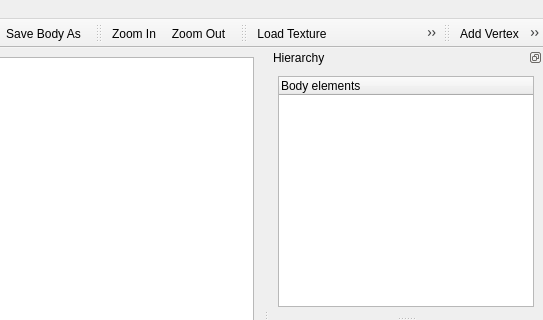
The window that editor/editor.ui (shujaatak/flyer2d) describes before a commit, drawn with Qt 5; both pictures show x 234 to 777 and y 0 to 320 of the 777 by 611 pixel window.
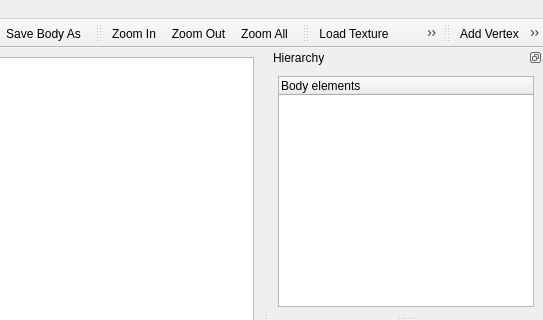
The same window after the commit. Icons and pictures are not drawn. Custom widgets are drawn as their Qt base class.

Patch:
```diff
--- a/editor/editor.ui
+++ b/editor/editor.ui
@@ -79,6 +79,7 @@
    </attribute>
    <addaction name="actionZoomIn" />
    <addaction name="actionZoomOut" />
+   <addaction name="actionZoomAll" />
   </widget>
   <widget class="QToolBar" name="toolBarBody" >
    <property name="windowTitle" >
@@ -254,6 +255,14 @@
     <string>Add Circular Shape</string>
    </property>
   </action>
+  <action name="actionZoomAll" >
+   <property name="icon" >
+    <iconset resource="resources/resources.qrc" >:/icons/viewmagfit.png</iconset>
+   </property>
+   <property name="text" >
+    <string>Zoom All</string>
+   </property>
+  </action>
  </widget>
  <customwidgets>
   <customwidget>
```
